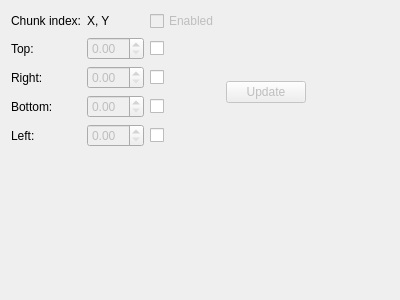
This is src/ui/waterwidget.ui in glararan/QEditor as Qt 5 draws it before an edit. The edited form follows.
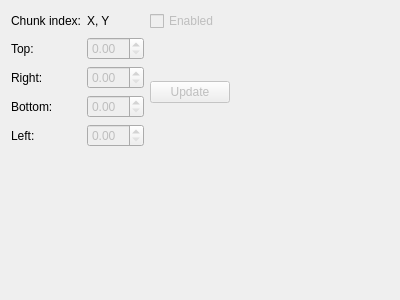
This is the edited form.

What changed in the file:
```diff
--- a/src/ui/waterwidget.ui
+++ b/src/ui/waterwidget.ui
@@ -42,20 +42,6 @@
        </property>
       </widget>
      </item>
-     <item row="2" column="3" rowspan="2">
-      <layout class="QVBoxLayout" name="verticalLayout">
-       <item>
-        <widget class="QPushButton" name="updateButton">
-         <property name="enabled">
-          <bool>false</bool>
-         </property>
-         <property name="text">
-          <string>Update</string>
-         </property>
-        </widget>
-       </item>
-      </layout>
-     </item>
      <item row="0" column="1">
       <widget class="QLabel" name="chunkIndexLabel">
        <property name="text">
@@ -135,33 +121,19 @@
        </property>
       </spacer>
      </item>
-     <item row="1" column="2">
-      <widget class="QCheckBox" name="topSpinBoxCheck">
-       <property name="text">
-        <string/>
-       </property>
-      </widget>
-     </item>
-     <item row="2" column="2">
-      <widget class="QCheckBox" name="rightSpinBoxCheck">
-       <property name="text">
-        <string/>
-       </property>
-      </widget>
-     </item>
-     <item row="3" column="2">
-      <widget class="QCheckBox" name="bottomSpinBoxCheck">
-       <property name="text">
-        <string/>
-       </property>
-      </widget>
-     </item>
-     <item row="4" column="2">
-      <widget class="QCheckBox" name="leftSpinBoxCheck">
-       <property name="text">
-        <string/>
-       </property>
-      </widget>
+     <item row="1" column="2" rowspan="4">
+      <layout class="QVBoxLayout" name="verticalLayout">
+       <item>
+        <widget class="QPushButton" name="updateButton">
+         <property name="enabled">
+          <bool>false</bool>
+         </property>
+         <property name="text">
+          <string>Update</string>
+         </property>
+        </widget>
+       </item>
+      </layout>
      </item>
     </layout>
    </item>
```
